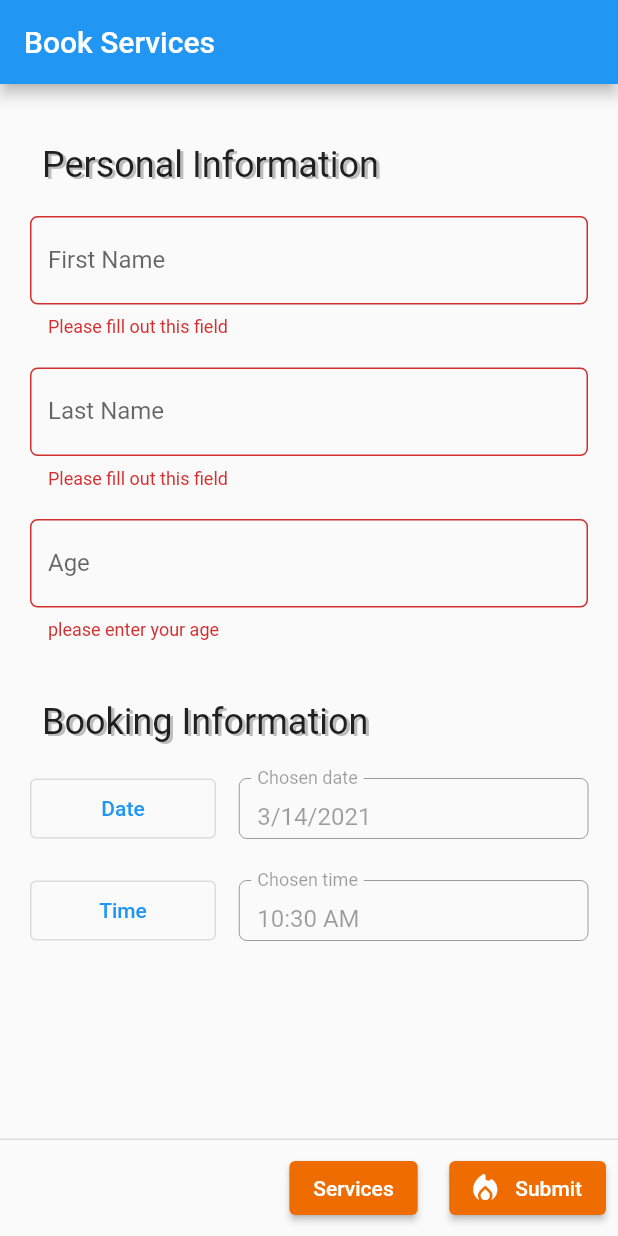
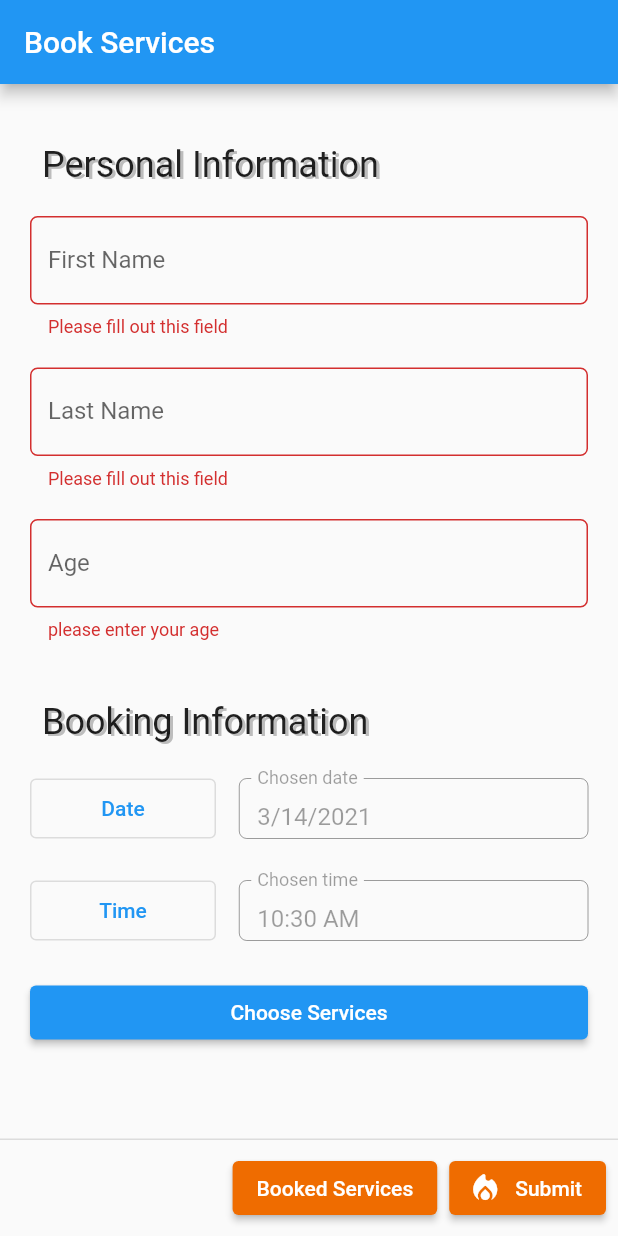
Before and after one commit to mahdi-ko/Simple-Booking-App, a Flutter app: the screen it shows after launch, after a tap on "Submit", on a phone screen of 412 x 824 dp. Run offline on Flutter 3.47's test engine with Material 2 defaults, Android fonts, the phone set to English and light mode, and no system bars; network calls fail.

Commit message:
Ui change

```diff
--- a/lib/widgets/add_person.dart
+++ b/lib/widgets/add_person.dart
@@ -1,6 +1,9 @@
 import 'package:booking_app/common/common_methods.dart';
 import 'package:booking_app/common/common_widgets.dart';
-import 'package:booking_app/providers/Person.dart';
+import 'package:booking_app/providers/book_service.dart';
+import 'package:booking_app/providers/person.dart';
+import 'package:booking_app/providers/service.dart';
+import 'package:booking_app/widgets/booked_services_screen.dart';
 import 'package:booking_app/widgets/services_screen.dart';
 import 'package:flutter/material.dart';
 import 'package:flutter/services.dart';
@@ -19,7 +22,7 @@ class _AddPersonState extends State<AddPerson> {
   String firstName = '';
   String lastName = '';
   int age = 0;
-  Map<String, bool> chosenServices = {};
+  Map<int, bool> chosenServices = {};
   GlobalKey<FormState> _formKey = GlobalKey();
 
   final inputBorder = const OutlineInputBorder(
@@ -60,14 +63,13 @@ class _AddPersonState extends State<AddPerson> {
     return Scaffold(
       persistentFooterButtons: <Widget>[
         ElevatedButton(
-          child: Text('Services'),
+          child: Text('Booked Services'),
           onPressed: () {
             removeFocus(context);
-            navigateToServices();
+            Navigator.of(context).pushNamed(BookedServicesScreen.route);
           },
           style: orangeButtonStyle(theme),
         ),
-        SizedBox(width: 5),
         ElevatedButton.icon(
           style: orangeButtonStyle(theme),
           icon: const Icon(Icons.local_fire_department_rounded),
@@ -179,6 +181,17 @@ class _AddPersonState extends State<AddPerson> {
                             }
                           },
                         ),
+                        SizedBox(height: 20),
+                        Container(
+                          width: double.infinity,
+                          child: ElevatedButton(
+                            child: Text('Choose Services'),
+                            onPressed: () {
+                              removeFocus(context);
+                              navigateToServices();
+                            },
+                          ),
+                        ),
                       ],
                     ),
                   ),
@@ -192,10 +205,12 @@ class _AddPersonState extends State<AddPerson> {
     if (!_formKey.currentState!.validate()) {
       return;
     }
-    final services = [];
-    chosenServices.forEach((serviceName, value) {
+    final servProvider = Provider.of<Services>(context, listen: false);
+
+    final List<Service> services = [];
+    chosenServices.forEach((serviceId, value) {
       if (value) {
-        services.add(serviceName);
+        services.add(servProvider.getServiceBy(serviceId));
       }
     });
     if (services.isEmpty) {
@@ -204,11 +219,12 @@ class _AddPersonState extends State<AddPerson> {
     }
     _formKey.currentState!.save();
 
-    final servicesData = {'services': services, 'date': chosenDate, 'time': chosenTime};
+    final BookedService bookedService =
+        BookedService(date: chosenDate!, time: convertTime(chosenTime!), services: services);
     changeIsLoading(true);
     try {
       await persons!
-          .addPerson(first: firstName, last: lastName, age: age, servicesData: servicesData);
+          .addPerson(first: firstName, last: lastName, age: age, bookedService: bookedService);
       showSnackBar('Booking successful', icon: Icons.domain_verification_sharp);
       resetForm();
     } catch (error) {
```
